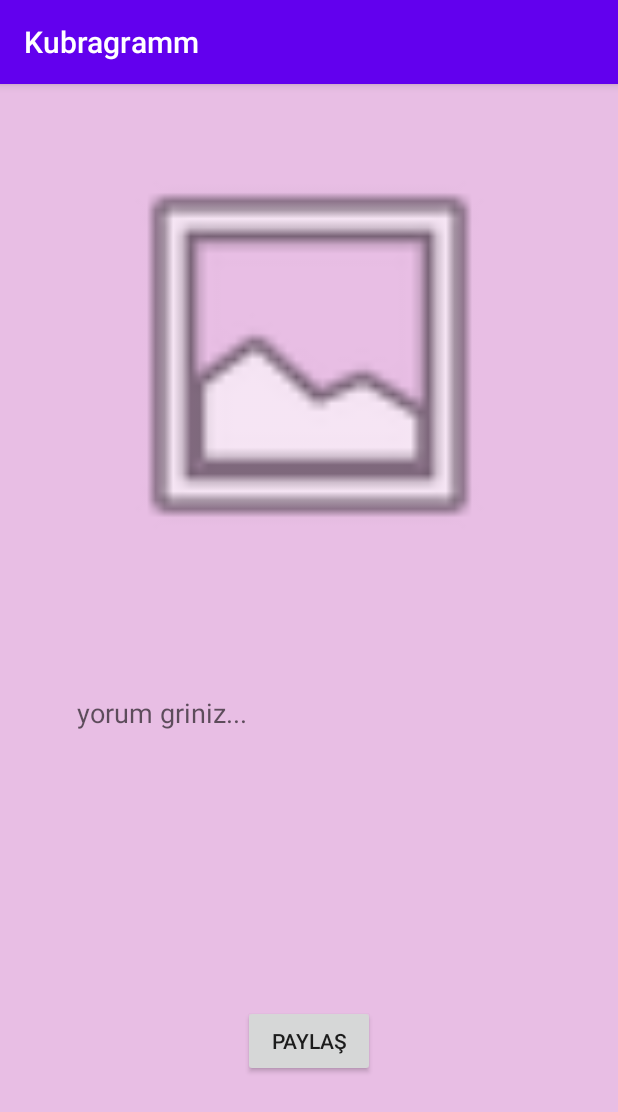
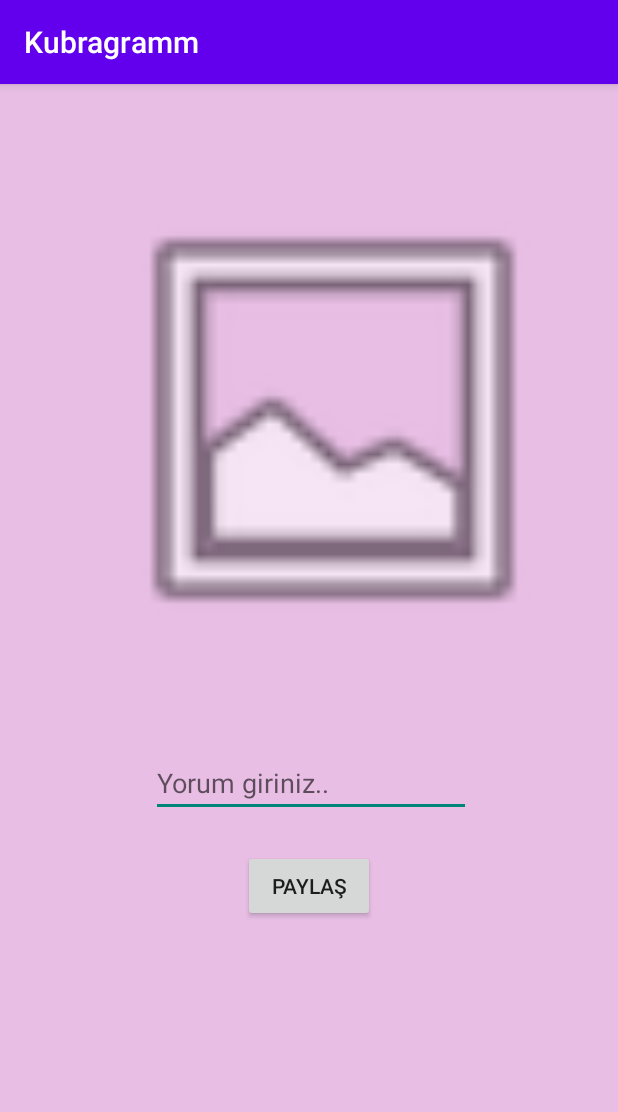
Before and after one commit to upskubra/kubragramm, an Android app: the screen it shows after launch once a user with an empty profile is signed in (SharePhoto), in the options menu, after a tap on "fotoğraf paylaş", on a phone screen of 412 x 824 dp. Shown: the top 1112 px of the screen. Run offline under Robolectric (Android 15) with nearby library versions, the phone set to English and light mode, and no system bars; our stand-ins replace Firebase (no records; nobody signed in at launch, a user with empty details on screens opened directly).

Commit message:
database and adapter

```diff
--- a/app/src/main/AndroidManifest.xml
+++ b/app/src/main/AndroidManifest.xml
@@ -13,9 +13,9 @@
         android:roundIcon="@mipmap/ic_launcher_round"
         android:supportsRtl="true"
         android:theme="@style/Theme.Kubragramm">
-        <activity android:name=".SharePhoto"></activity>
-        <activity android:name=".FeedActivity" />
-        <activity android:name=".MainActivity">
+        <activity android:name=".view.SharePhoto"></activity>
+        <activity android:name=".view.FeedActivity" />
+        <activity android:name=".view.MainActivity">
             <intent-filter>
                 <action android:name="android.intent.action.MAIN" />
 
--- a/app/src/main/java/com/example/kubragramm/FeedActivity.kt
+++ /dev/null
@@ -1,44 +0,0 @@
-package com.example.kubragramm
-
-import android.content.Intent
-import android.os.Bundle
-import android.view.Menu
-import android.view.MenuItem
-import androidx.appcompat.app.AppCompatActivity
-import com.google.firebase.auth.FirebaseAuth
-
-class FeedActivity : AppCompatActivity() {
-    private lateinit var auth: FirebaseAuth
-    override fun onCreate(savedInstanceState: Bundle?) {
-
-        super.onCreate(savedInstanceState)
-        setContentView(R.layout.activity_feed)
-
-
-        auth = FirebaseAuth.getInstance()
-
-    }
-
-    override fun onCreateOptionsMenu(menu: Menu?): Boolean {
-        val menuInflater = menuInflater
-        menuInflater.inflate(R.menu.menu, menu)
-        return super.onCreateOptionsMenu(menu)
-    }
-
-    override fun onOptionsItemSelected(item: MenuItem): Boolean {
-        if (item.itemId == R.id.share_photo) {
-            val intent = Intent(this, SharePhoto::class.java)
-            startActivity(intent)
-        }
-        if (item.itemId == R.id.sign_out) {
-
-            auth.signOut()
-            val intent = Intent(this, MainActivity::class.java)
-            startActivity(intent)
-            finish()
-
-        }
-
-        return super.onOptionsItemSelected(item)
-    }
-}
--- /dev/null
+++ b/app/src/main/java/com/example/kubragramm/adapter/FeedAdapter.kt
@@ -0,0 +1,32 @@
+package com.example.kubragramm.adapter
+
+import android.view.LayoutInflater
+import android.view.View
+import android.view.ViewGroup
+import androidx.recyclerview.widget.RecyclerView
+import com.example.kubragramm.R
+import com.example.kubragramm.model.Post
+import kotlinx.android.synthetic.main.recycler_row.view.*
+
+class FeedAdapter(val postList: ArrayList<Post>): RecyclerView.Adapter<FeedAdapter.PostVH>(){
+    class PostVH(itemView: View): RecyclerView.ViewHolder(itemView) {
+
+    }
+
+    override fun onCreateViewHolder(parent: ViewGroup, viewType: Int): PostVH {
+        val inflater = LayoutInflater.from(parent.context)
+        val view = inflater.inflate(R.layout.recycler_row, parent, false)
+        return PostVH(view)
+
+    }
+
+    override fun onBindViewHolder(holder: PostVH, position: Int) {
+        holder.itemView.recycler_email.text = postList[position].userEmail
+        holder.itemView.recycler_comment.text = postList[position].userComment
+
+    }
+
+    override fun getItemCount(): Int {
+        return postList.size
+    }
+}
--- /dev/null
+++ b/app/src/main/java/com/example/kubragramm/model/Post.kt
@@ -0,0 +1,4 @@
+package com.example.kubragramm.model
+
+class Post(var userEmail: String, var userComment: String, var photoUrl: String ) {
+}
--- /dev/null
+++ b/app/src/main/java/com/example/kubragramm/view/FeedActivity.kt
@@ -0,0 +1,89 @@
+package com.example.kubragramm.view
+
+import android.content.AbstractThreadedSyncAdapter
+import android.content.Intent
+import android.os.Bundle
+import android.view.Menu
+import android.view.MenuItem
+import android.widget.LinearLayout
+import android.widget.Toast
+import androidx.appcompat.app.AppCompatActivity
+import androidx.recyclerview.widget.LinearLayoutManager
+import androidx.recyclerview.widget.RecyclerView
+import com.example.kubragramm.model.Post
+import com.example.kubragramm.R
+import com.example.kubragramm.adapter.FeedAdapter
+import com.google.firebase.auth.FirebaseAuth
+import com.google.firebase.firestore.FirebaseFirestore
+import com.google.firebase.firestore.Query
+import kotlinx.android.synthetic.main.activity_feed.*
+
+class FeedActivity : AppCompatActivity() {
+    private lateinit var auth: FirebaseAuth
+    private lateinit var database: FirebaseFirestore
+    private lateinit var recyclerViewAdapter: FeedAdapter
+
+    var postList = ArrayList<Post>()
+
+    override fun onCreate(savedInstanceState: Bundle?) {
+
+        super.onCreate(savedInstanceState)
+        setContentView(R.layout.activity_feed)
+
+
+        auth = FirebaseAuth.getInstance()
+        database = FirebaseFirestore.getInstance()
+            getData()
+
+        val layoutManager = LinearLayoutManager(this )
+        recyclerView.layoutManager = layoutManager
+        recyclerViewAdapter = FeedAdapter(postList)
+        recyclerView.adapter = recyclerViewAdapter
+    }
+
+    fun getData(){
+       database.collection("Post").orderBy("date", Query.Direction.DESCENDING)
+
+           .addSnapshotListener { snapshot, exception ->
+           if (exception != null){
+               Toast.makeText(applicationContext, exception.localizedMessage, Toast.LENGTH_LONG).show()
+           } else if (snapshot != null){
+               if (!snapshot.isEmpty){
+                  val documents =  snapshot.documents
+                   postList.clear()
+                   for (document in documents){
+                       val userEmail = document.get("useremail") as String
+                       val userComment = document.get("usercomment") as String
+                       val photoUrl = document.get("photourl") as String
+                            var downloadPost = Post(userEmail, userComment, photoUrl)
+                            postList.add(downloadPost)
+                   }
+                   recyclerViewAdapter.notifyDataSetChanged()
+               }
+           }
+       }
+    }
+
+    override fun onCreateOptionsMenu(menu: Menu?): Boolean {
+        val menuInflater = menuInflater
+        menuInflater.inflate(R.menu.menu, menu)
+        return super.onCreateOptionsMenu(menu)
+    }
+
+    override fun onOptionsItemSelected(item: MenuItem): Boolean {
+        if (item.itemId == R.id.share_photo) {
+            val intent = Intent(this, SharePhoto::class.java)
+            startActivity(intent)
+        }
+        if (item.itemId == R.id.sign_out) {
+
+            auth.signOut()
+            val intent = Intent(this, MainActivity::class.java)
+            startActivity(intent)
+            finish()
+
+        }
+
+        return super.onOptionsItemSelected(item)
+    }
+}
--- a/app/src/main/java/com/example/kubragramm/MainActivity.kt
+++ b/app/src/main/java/com/example/kubragramm/view/MainActivity.kt
@@ -1,4 +1,4 @@
-package com.example.kubragramm
+package com.example.kubragramm.view
 
 import android.content.Intent
 import androidx.appcompat.app.AppCompatActivity
@@ -6,9 +6,8 @@ import android.os.Bundle
 import android.widget.Button
 import android.widget.TextView
 import android.widget.Toast
+import com.example.kubragramm.R
 import com.google.firebase.auth.FirebaseAuth
-import com.google.firebase.auth.ktx.auth
-import com.google.firebase.ktx.Firebase
 
 class MainActivity : AppCompatActivity() {
     lateinit var signUpButton: Button // kayıt ol
--- a/app/src/main/res/layout/activity_feed.xml
+++ b/app/src/main/res/layout/activity_feed.xml
@@ -5,7 +5,7 @@
     xmlns:tools="http://schemas.android.com/tools"
     android:layout_width="match_parent"
     android:layout_height="match_parent"
-    tools:context=".FeedActivity">
+    tools:context=".view.FeedActivity">
 
     <androidx.recyclerview.widget.RecyclerView
         android:id="@+id/recyclerView"
--- a/app/src/main/res/layout/activity_main.xml
+++ b/app/src/main/res/layout/activity_main.xml
@@ -5,7 +5,7 @@
     android:layout_width="match_parent"
     android:layout_height="match_parent"
     android:background="@drawable/loginimageview"
-    tools:context=".MainActivity">
+    tools:context=".view.MainActivity">
 
     <androidx.constraintlayout.widget.ConstraintLayout
         android:id="@+id/constraintLayout"
--- a/app/src/main/res/layout/activity_share_photo.xml
+++ b/app/src/main/res/layout/activity_share_photo.xml
@@ -5,47 +5,43 @@
     android:layout_width="match_parent"
     android:layout_height="match_parent"
     android:background="#40AF099F"
-    tools:context=".SharePhoto">
+    tools:context=".view.SharePhoto">
 
     <ImageView
         android:id="@+id/addPhotoImageView"
-        android:layout_width="287dp"
-        android:layout_height="281dp"
-        android:layout_marginStart="76dp"
+        android:layout_width="319dp"
+        android:layout_height="0dp"
         android:layout_marginTop="40dp"
-        android:layout_marginEnd="76dp"
-        android:layout_marginBottom="85dp"
-        app:layout_constraintBottom_toTopOf="@+id/commentText"
+        android:layout_marginEnd="30dp"
+        android:layout_marginBottom="36dp"
+        app:layout_constraintBottom_toTopOf="@+id/editText"
         app:layout_constraintEnd_toEndOf="parent"
-        app:layout_constraintStart_toStartOf="parent"
         app:layout_constraintTop_toTopOf="parent"
         app:srcCompat="@android:drawable/ic_menu_gallery" />
-
-    <TextView
-        android:id="@+id/commentText"
-        android:layout_width="0dp"
-        android:layout_height="0dp"
-        android:layout_marginStart="51dp"
-        android:layout_marginEnd="51dp"
-        android:layout_marginBottom="56dp"
-        android:hint="yorum griniz..."
-
-        android:textAppearance="@style/TextAppearance.AppCompat.Medium"
-        app:layout_constraintBottom_toTopOf="@+id/shareButton"
-        app:layout_constraintEnd_toEndOf="parent"
-        app:layout_constraintHorizontal_bias="0.0"
-        app:layout_constraintStart_toStartOf="parent"
-        app:layout_constraintTop_toBottomOf="@+id/addPhotoImageView" />
 
     <Button
         android:id="@+id/shareButton"
         android:layout_width="wrap_content"
         android:layout_height="wrap_content"
-        android:layout_marginBottom="106dp"
+        android:layout_marginBottom="209dp"
         android:text="Paylaş"
         app:layout_constraintBottom_toBottomOf="parent"
         app:layout_constraintEnd_toEndOf="parent"
         app:layout_constraintStart_toStartOf="parent"
-        app:layout_constraintTop_toBottomOf="@+id/commentText" />
+        app:layout_constraintTop_toBottomOf="@+id/editText" />
+
+    <EditText
+        android:id="@+id/editText"
+        android:layout_width="wrap_content"
+        android:layout_height="wrap_content"
+        android:layout_marginStart="38dp"
+        android:layout_marginBottom="22dp"
+        android:ems="10"
+        android:hint="Yorum giriniz.."
+        android:inputType="textPersonName"
+        android:text=""
+        app:layout_constraintBottom_toTopOf="@+id/shareButton"
+        app:layout_constraintStart_toStartOf="@+id/addPhotoImageView"
+        app:layout_constraintTop_toBottomOf="@+id/addPhotoImageView" />
 
 </androidx.constraintlayout.widget.ConstraintLayout>
```
Also changed, not shown: app/src/main/java/com/example/kubragramm/view/SharePhoto.kt (renamed from app/src/main/java/com/example/kubragramm/SharePhoto.kt, +42 -16 lines), app/src/main/res/layout/recycler_row.xml (added, +40 -0 lines).
